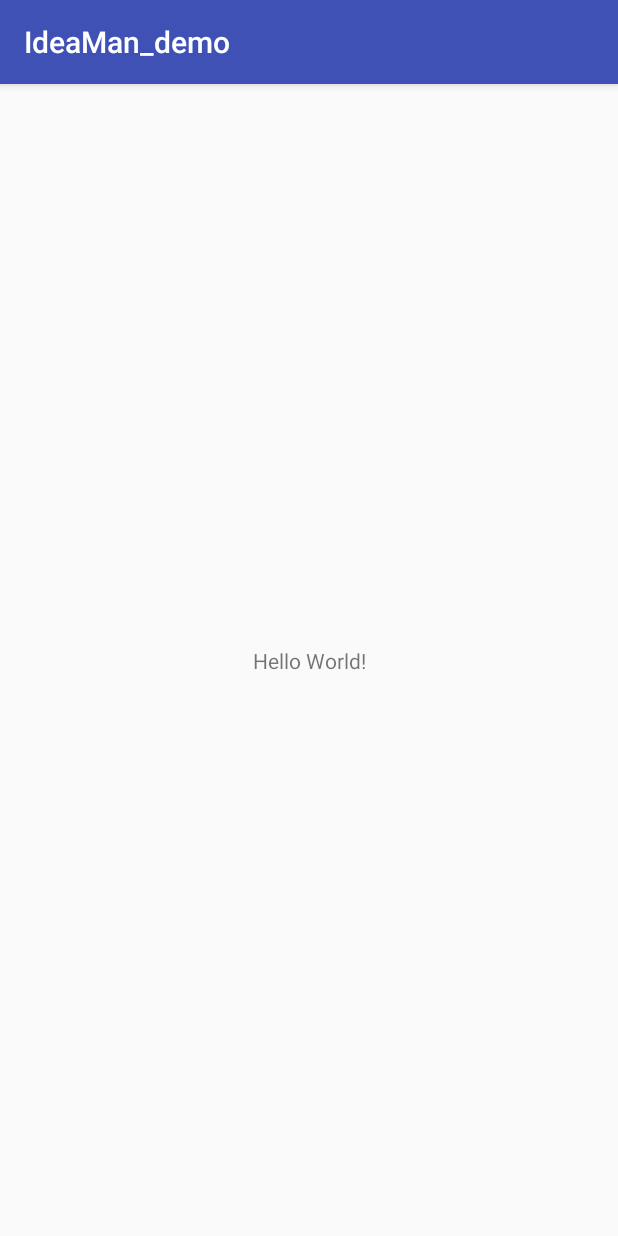
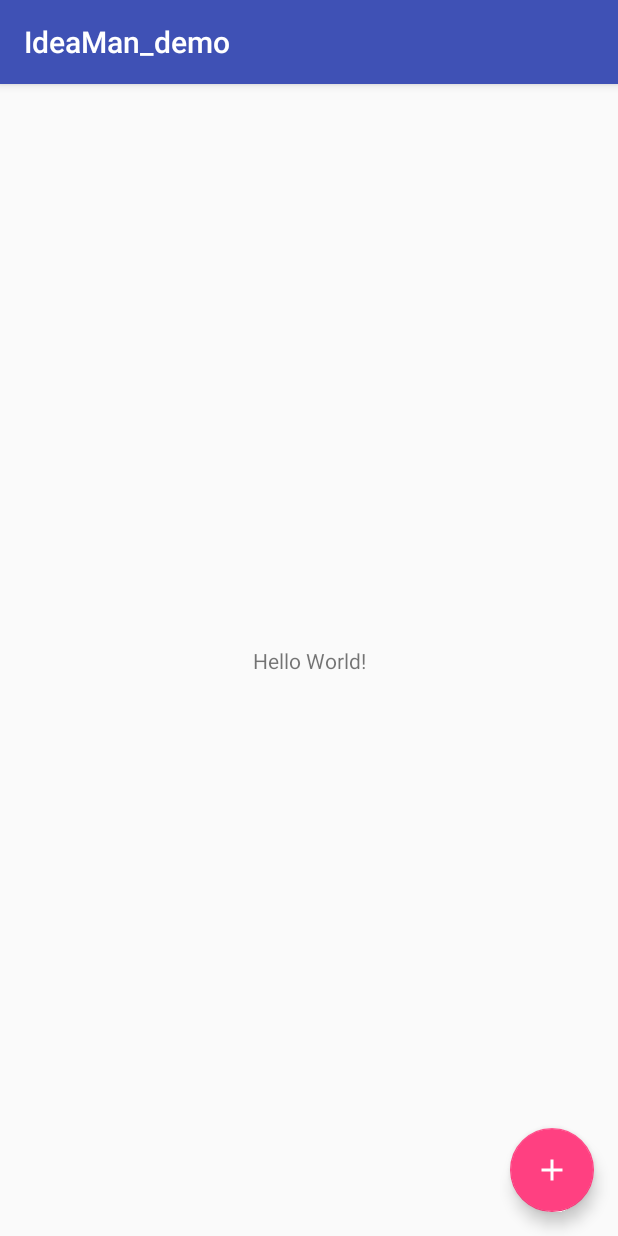
Before and after one commit to imoto-yuya-1234/IdeaMan_demo, an Android app: the screen it shows after launch (MainActivity), on a phone screen of 412 x 824 dp. Run offline under Robolectric (Android 15) with nearby library versions, the phone set to English and light mode, and no system bars.

Commit message:
FloatingActionButtonを追加

```diff
--- a/app/build.gradle
+++ b/app/build.gradle
@@ -24,11 +24,12 @@ android {
 }
 
 dependencies {
-    implementation fileTree(dir: 'libs', include: ['*.jar'])
-    implementation"org.jetbrains.kotlin:kotlin-stdlib-jre7:$kotlin_version"
+    implementation fileTree(include: ['*.jar'], dir: 'libs')
+    implementation "org.jetbrains.kotlin:kotlin-stdlib-jre7:$kotlin_version"
     implementation 'com.android.support:appcompat-v7:26.0.1'
     implementation 'com.android.support.constraint:constraint-layout:1.0.2'
     testImplementation 'junit:junit:4.12'
     androidTestImplementation 'com.android.support.test:runner:1.0.0'
     androidTestImplementation 'com.android.support.test.espresso:espresso-core:3.0.0'
+    implementation 'com.android.support:design:26.0.1'
 }
--- a/app/src/main/java/com/example/yuya/ideaman_demo/MainActivity.kt
+++ b/app/src/main/java/com/example/yuya/ideaman_demo/MainActivity.kt
@@ -2,11 +2,19 @@ package com.example.yuya.ideaman_demo
 
 import android.support.v7.app.AppCompatActivity
 import android.os.Bundle
+import android.support.design.widget.FloatingActionButton
+import android.support.design.widget.Snackbar
 
 class MainActivity : AppCompatActivity() {
 
     override fun onCreate(savedInstanceState: Bundle?) {
         super.onCreate(savedInstanceState)
         setContentView(R.layout.activity_main)
+
+        val AddListButton: FloatingActionButton? = findViewById(R.id.addbutton)
+        AddListButton?.setOnClickListener {view ->
+            Snackbar.make(view, "Replace with your own action", Snackbar.LENGTH_LONG)
+                    .setAction("Action", null).show()
+        }
     }
 }
--- /dev/null
+++ b/app/src/main/res/drawable/ic_add_white_24dp.xml
@@ -0,0 +1,9 @@
+<vector xmlns:android="http://schemas.android.com/apk/res/android"
+        android:width="24dp"
+        android:height="24dp"
+        android:viewportWidth="24.0"
+        android:viewportHeight="24.0">
+    <path
+        android:fillColor="#FFFFFFFF"
+        android:pathData="M19,13h-6v6h-2v-6H5v-2h6V5h2v6h6v2z"/>
+</vector>
--- a/app/src/main/res/layout/activity_main.xml
+++ b/app/src/main/res/layout/activity_main.xml
@@ -15,4 +15,13 @@
         app:layout_constraintRight_toRightOf="parent"
         app:layout_constraintTop_toTopOf="parent" />
 
+    <android.support.design.widget.FloatingActionButton
+        android:id="@+id/addbutton"
+        android:layout_width="wrap_content"
+        android:layout_height="wrap_content"
+        app:layout_constraintBottom_toBottomOf="parent"
+        app:layout_constraintRight_toRightOf="parent"
+        android:layout_margin="@dimen/addbutton_margin"
+        app:srcCompat="@drawable/ic_add_white_24dp" />
+
 </android.support.constraint.ConstraintLayout>
--- /dev/null
+++ b/app/src/main/res/values/dimens.xml
@@ -0,0 +1,4 @@
+<?xml version="1.0" encoding="utf-8"?>
+<resources>
+    <dimen name="addbutton_margin">16dp</dimen>
+</resources>
```
